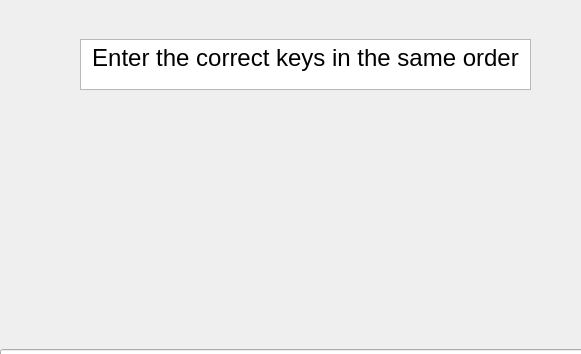
PaulStratton56/GraulioWare, file game.ui: the form before one commit; both pictures show x 259 to 840 and y 0 to 354 of the 1167 by 647 pixel window.
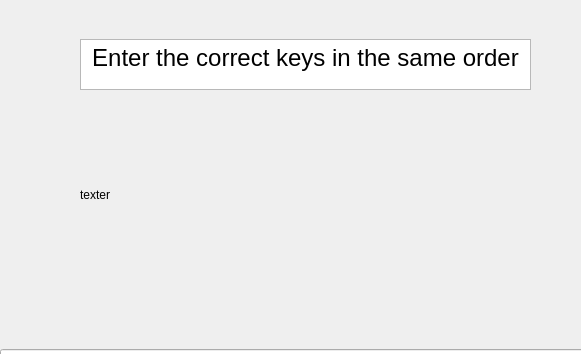
The form after the commit. The open tabs and pages were chosen to show the change.

Diff of the .ui file:
```diff
--- a/game.ui
+++ b/game.ui
@@ -143,6 +143,22 @@
           <height>101</height>
          </rect>
         </property>
+        <property name="text">
+         <string/>
+        </property>
+       </widget>
+       <widget class="QLabel" name="texter">
+        <property name="geometry">
+         <rect>
+          <x>330</x>
+          <y>130</y>
+          <width>421</width>
+          <height>111</height>
+         </rect>
+        </property>
+        <property name="text">
+         <string>texter</string>
+        </property>
        </widget>
       </widget>
       <widget class="QWidget" name="TargetPractice">
```
